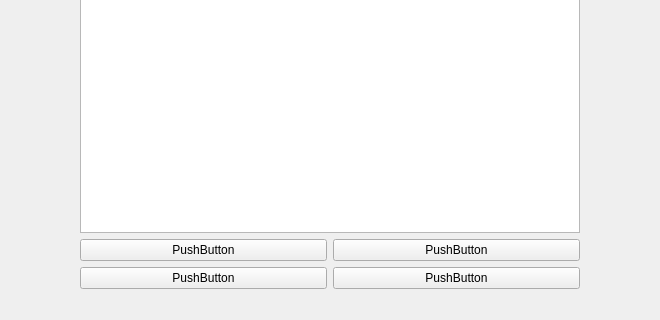
First picture: the form in Code source/ProjectCalendar/projectcalendar.ui, repository SteveLagache/LO21-ProjectCalendarV2, before the edit; both pictures show x 271 to 931 and y 610 to 930 of the 1203 by 930 pixel window.
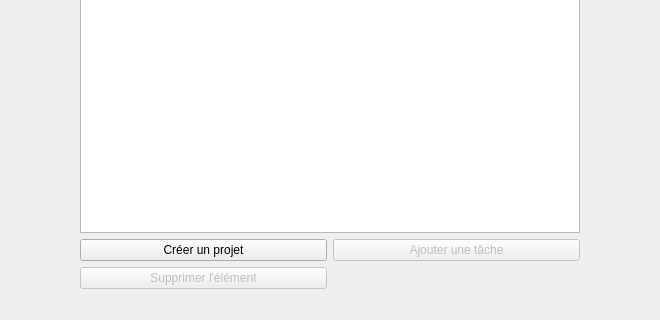
Second picture: the form after the edit.

Commit message: Class TacheEditor

The edit to the form file:
```diff
--- a/Code source/ProjectCalendar/projectcalendar.ui
+++ b/Code source/ProjectCalendar/projectcalendar.ui
@@ -34,31 +34,30 @@
       </item>
       <item>
        <layout class="QGridLayout" name="gridLayout">
-        <item row="3" column="0">
-         <widget class="QPushButton" name="pushButton">
-          <property name="text">
-           <string>PushButton</string>
-          </property>
-         </widget>
-        </item>
         <item row="2" column="0">
          <widget class="QPushButton" name="pushButton_2">
           <property name="text">
-           <string>PushButton</string>
+           <string>Créer un projet</string>
+          </property>
+         </widget>
+        </item>
+        <item row="3" column="0">
+         <widget class="QPushButton" name="buttonSupprimer">
+          <property name="enabled">
+           <bool>false</bool>
+          </property>
+          <property name="text">
+           <string>Supprimer l'élément</string>
           </property>
          </widget>
         </item>
         <item row="2" column="1">
-         <widget class="QPushButton" name="pushButton_4">
-          <property name="text">
-           <string>PushButton</string>
+         <widget class="QPushButton" name="buttonAjoutTache">
+          <property name="enabled">
+           <bool>false</bool>
           </property>
-         </widget>
-        </item>
-        <item row="3" column="1">
-         <widget class="QPushButton" name="pushButton_3">
           <property name="text">
-           <string>PushButton</string>
+           <string>Ajouter une tâche</string>
           </property>
          </widget>
         </item>
```
Left out of the diff: 29 changed lines with no effect on the pictures. The commit also changes 8 other files.
